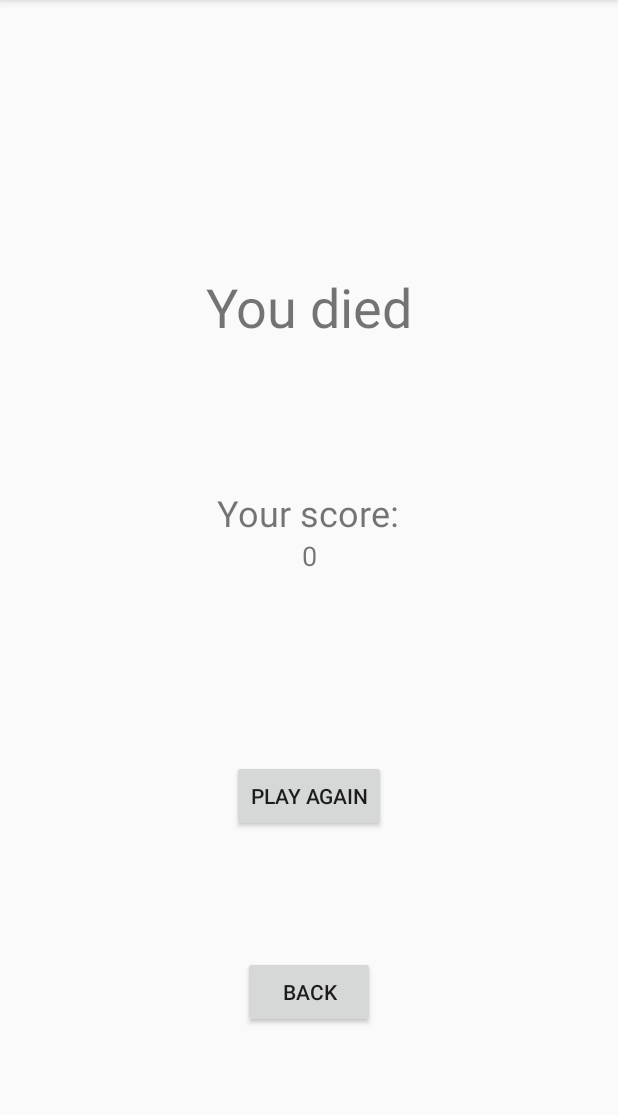
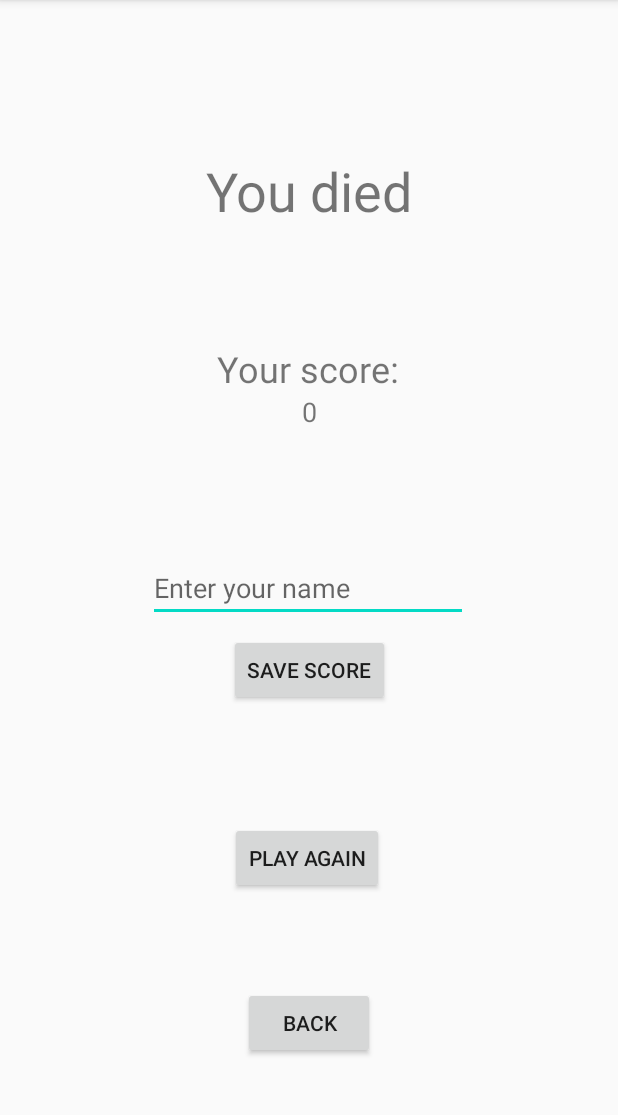
Before and after one commit to JiriHajicek/TAMZ2-project, an Android app: the ShowScoreActivity screen opened directly, with no data from a screen before it, on a phone screen of 412 x 824 dp, the part 84-1199 px from its top. Run offline under Robolectric (Android 15) with nearby library versions, the phone set to English and light mode, and no system bars.

Commit message:
saving score and list of score

```diff
--- a/app/build.gradle
+++ b/app/build.gradle
@@ -26,8 +26,8 @@ dependencies {
     implementation fileTree(dir: "libs", include: ["*.jar"])
     implementation 'androidx.appcompat:appcompat:1.2.0'
     implementation 'androidx.constraintlayout:constraintlayout:2.0.2'
+    implementation 'com.google.code.gson:gson:2.8.6'
     testImplementation 'junit:junit:4.12'
     androidTestImplementation 'androidx.test.ext:junit:1.1.2'
     androidTestImplementation 'androidx.test.espresso:espresso-core:3.3.0'
-
 }
--- a/app/src/main/AndroidManifest.xml
+++ b/app/src/main/AndroidManifest.xml
@@ -9,7 +9,8 @@
         android:roundIcon="@mipmap/ic_launcher_round"
         android:supportsRtl="true"
         android:theme="@style/AppTheme">
-        <activity android:name=".ShowScoreActivity"></activity>
+        <activity android:name=".HighScoresActivity"></activity>
+        <activity android:name=".ShowScoreActivity" />
         <activity android:name=".GameActivity" />
         <activity android:name=".MainActivity">
             <intent-filter>
--- a/app/src/main/java/com/example/tamz2_project/Coin.java
+++ b/app/src/main/java/com/example/tamz2_project/Coin.java
@@ -22,6 +22,7 @@ public class Coin extends DropableObject {
 
     @Override
     public void onTouch(Ship ship) {
+        System.out.print(this.sound);
         this.soundPool.play(this.sound, 1 , 1, 0, 0, 1);
         ship.onCoinHit();
     }
--- a/app/src/main/java/com/example/tamz2_project/MainActivity.java
+++ b/app/src/main/java/com/example/tamz2_project/MainActivity.java
@@ -23,4 +23,9 @@ public class MainActivity extends AppCompatActivity {
         Intent i = new Intent(getApplicationContext(), GameActivity.class);
         startActivity(i);
     }
+
+    public void onShowScoresButtonClick(View view){
+        Intent i = new Intent(getApplicationContext(), HighScoresActivity.class);
+        startActivity(i);
+    }
 }
--- a/app/src/main/java/com/example/tamz2_project/ShowScoreActivity.java
+++ b/app/src/main/java/com/example/tamz2_project/ShowScoreActivity.java
@@ -2,16 +2,33 @@ package com.example.tamz2_project;
 
 import androidx.appcompat.app.AppCompatActivity;
 
+import android.content.Context;
 import android.content.Intent;
+import android.content.SharedPreferences;
 import android.os.Bundle;
+import android.util.Log;
 import android.view.View;
 import android.widget.Button;
+import android.widget.EditText;
 import android.widget.TextView;
+import android.widget.Toast;
+
+import com.google.gson.Gson;
+import com.google.gson.reflect.TypeToken;
+
+import java.lang.reflect.Type;
+import java.util.ArrayList;
+import java.util.Collections;
+import java.util.List;
 
 public class ShowScoreActivity extends AppCompatActivity {
 
     private TextView scoreText;
+    private EditText scoreName;
+    private int score;
     Intent intent;
+    SharedPreferences sharedPref;
+    SharedPreferences.Editor editor;
 
     @Override
     protected void onCreate(Bundle savedInstanceState) {
@@ -20,10 +37,14 @@ public class ShowScoreActivity extends AppCompatActivity {
 
 
         intent = getIntent();
-        int score = intent.getIntExtra("score", 0);
+        score = intent.getIntExtra("score", 0);
 
+        this.scoreName = (EditText)findViewById(R.id.scoreName);
         this.scoreText = (TextView)findViewById(R.id.scoreText);
         scoreText.setText(""+score);
+
+        this.sharedPref = getSharedPreferences("SpaceRunner", Context.MODE_PRIVATE);
+         this.editor = sharedPref.edit();
     }
 
     public void onPlayButtonClick(View view) {
@@ -35,4 +56,35 @@ public class ShowScoreActivity extends AppCompatActivity {
         Intent i = new Intent(getApplicationContext(), MainActivity.class);
         startActivity(i);
     }
+
+    public void saveScoreButtonClick(View view){
+        String text = scoreName.getText().toString();
+        Score newScore = new Score(text, this.score);
+
+        Gson gson = new Gson();
+        String scoresString = sharedPref.getString("scores", "[]");
+
+        Type listType = new TypeToken<List<Score>>(){}.getType();
+        ArrayList<Score> scoreArrayList = gson.fromJson(scoresString,listType);
+
+        Boolean pushed = false;
+        Score changingScore = newScore;
+
+        for(int i = 0; i < scoreArrayList.toArray().length - 1; i++){
+            if(pushed){
+                scoreArrayList.set(i, changingScore);
+            } else if(scoreArrayList.get(i).score >= newScore.score && scoreArrayList.get(i+1).score < newScore.score){
+                changingScore = scoreArrayList.get(i+1);
+                scoreArrayList.set(i, newScore);
+                pushed = true;
+            }
+        }
+        scoreArrayList.add(changingScore);
+
+        String stringArray = gson.toJson(scoreArrayList);
+
+        editor.putString("scores",stringArray);
+        editor.apply();
+        Toast.makeText(getApplicationContext(), "Saved", Toast.LENGTH_SHORT).show();
+    }
 }
--- a/app/src/main/java/com/example/tamz2_project/SpaceRunnerView.java
+++ b/app/src/main/java/com/example/tamz2_project/SpaceRunnerView.java
@@ -103,7 +103,6 @@ public class SpaceRunnerView extends View implements Runnable {
             Random randomGenerator = new Random();
             int isCoin = randomGenerator.nextInt(3);
 
-            Log.d("generate", "isCoin " + (isCoin == 0));
             this.objects.add(isCoin == 0
                     ? new Coin(getResources(), this.soundPool, this.scoreSound, this.displayWidth, this.displayHeight)
                     : new Asteroid(getResources(), this.soundPool, this.crashSound, this.displayWidth, this.displayHeight));
--- a/app/src/main/res/layout/activity_show_score.xml
+++ b/app/src/main/res/layout/activity_show_score.xml
@@ -16,7 +16,7 @@
         app:layout_constraintEnd_toEndOf="parent"
         app:layout_constraintStart_toStartOf="parent"
         app:layout_constraintTop_toTopOf="parent"
-        app:layout_constraintVertical_bias="0.25" />
+        app:layout_constraintVertical_bias="0.143" />
 
     <TextView
         android:id="@+id/textView3"
@@ -29,7 +29,7 @@
         app:layout_constraintHorizontal_bias="0.498"
         app:layout_constraintStart_toStartOf="parent"
         app:layout_constraintTop_toBottomOf="@+id/textView2"
-        app:layout_constraintVertical_bias="0.191" />
+        app:layout_constraintVertical_bias="0.133" />
 
     <TextView
         android:id="@+id/scoreText"
@@ -49,9 +49,10 @@
         android:text="Play again"
         app:layout_constraintBottom_toBottomOf="parent"
         app:layout_constraintEnd_toEndOf="parent"
+        app:layout_constraintHorizontal_bias="0.496"
         app:layout_constraintStart_toStartOf="parent"
         app:layout_constraintTop_toBottomOf="@+id/scoreText"
-        app:layout_constraintVertical_bias="0.367" />
+        app:layout_constraintVertical_bias="0.603" />
 
     <Button
         android:id="@+id/backButton"
@@ -63,4 +64,30 @@
         app:layout_constraintEnd_toEndOf="parent"
         app:layout_constraintStart_toStartOf="parent"
         app:layout_constraintTop_toBottomOf="@+id/playAgainButton" />
+
+    <EditText
+        android:id="@+id/scoreName"
+        android:layout_width="wrap_content"
+        android:layout_height="wrap_content"
+        android:ems="10"
+        android:hint="Enter your name"
+        android:inputType="textPersonName"
+        app:layout_constraintBottom_toTopOf="@+id/playAgainButton"
+        app:layout_constraintEnd_toEndOf="parent"
+        app:layout_constraintHorizontal_bias="0.497"
+        app:layout_constraintStart_toStartOf="parent"
+        app:layout_constraintTop_toBottomOf="@+id/scoreText"
+        app:layout_constraintVertical_bias="0.383" />
+
+    <Button
+        android:id="@+id/saveSocerButton"
+        android:layout_width="wrap_content"
+        android:layout_height="wrap_content"
+        android:layout_marginTop="8dp"
+        android:onClick="saveScoreButtonClick"
+        android:text="Save score"
+        app:layout_constraintEnd_toEndOf="parent"
+        app:layout_constraintHorizontal_bias="0.501"
+        app:layout_constraintStart_toStartOf="parent"
+        app:layout_constraintTop_toBottomOf="@+id/scoreName" />
 </androidx.constraintlayout.widget.ConstraintLayout>
```
Also changed, not shown: app/src/main/java/com/example/tamz2_project/HighScoresActivity.java (added, +42 -0 lines), app/src/main/java/com/example/tamz2_project/Score.java (added, +11 -0 lines), app/src/main/res/layout/activity_high_scores.xml (added, +31 -0 lines), app/src/main/res/layout/activity_main.xml (+16 -1 lines).
